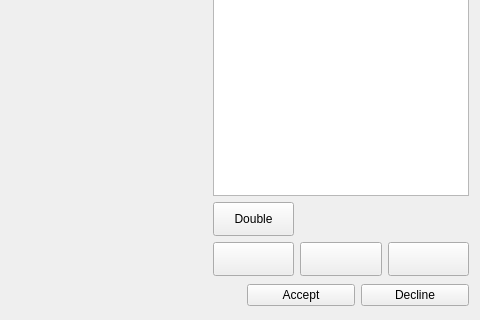
Old version of the form gui/BackgammonGameWindow.ui in the repository defnax/backgammon; both pictures show x 520 to 1000 and y 380 to 700 of the 1000 by 700 pixel window.
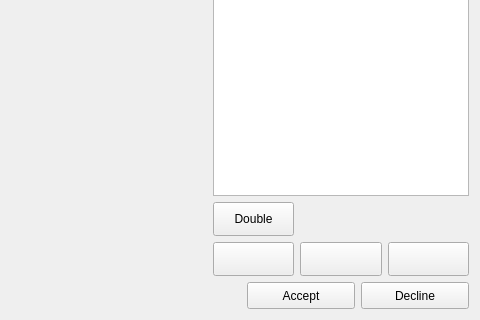
New version of the form. Icons and pictures are not drawn. Custom widgets are drawn as their Qt base class.

Commit message: Added green theme for theme accept button

```diff
--- a/gui/BackgammonGameWindow.ui
+++ b/gui/BackgammonGameWindow.ui
@@ -478,6 +478,12 @@
           </item>
           <item>
            <widget class="QPushButton" name="acceptButton">
+            <property name="sizePolicy">
+             <sizepolicy hsizetype="Minimum" vsizetype="Expanding">
+              <horstretch>0</horstretch>
+              <verstretch>0</verstretch>
+             </sizepolicy>
+            </property>
             <property name="text">
              <string>Accept</string>
             </property>
@@ -485,6 +491,12 @@
           </item>
           <item>
            <widget class="QPushButton" name="declineButton">
+            <property name="sizePolicy">
+             <sizepolicy hsizetype="Minimum" vsizetype="Expanding">
+              <horstretch>0</horstretch>
+              <verstretch>0</verstretch>
+             </sizepolicy>
+            </property>
             <property name="text">
              <string>Decline</string>
             </property>
```
The commit also changes 1 other file.
